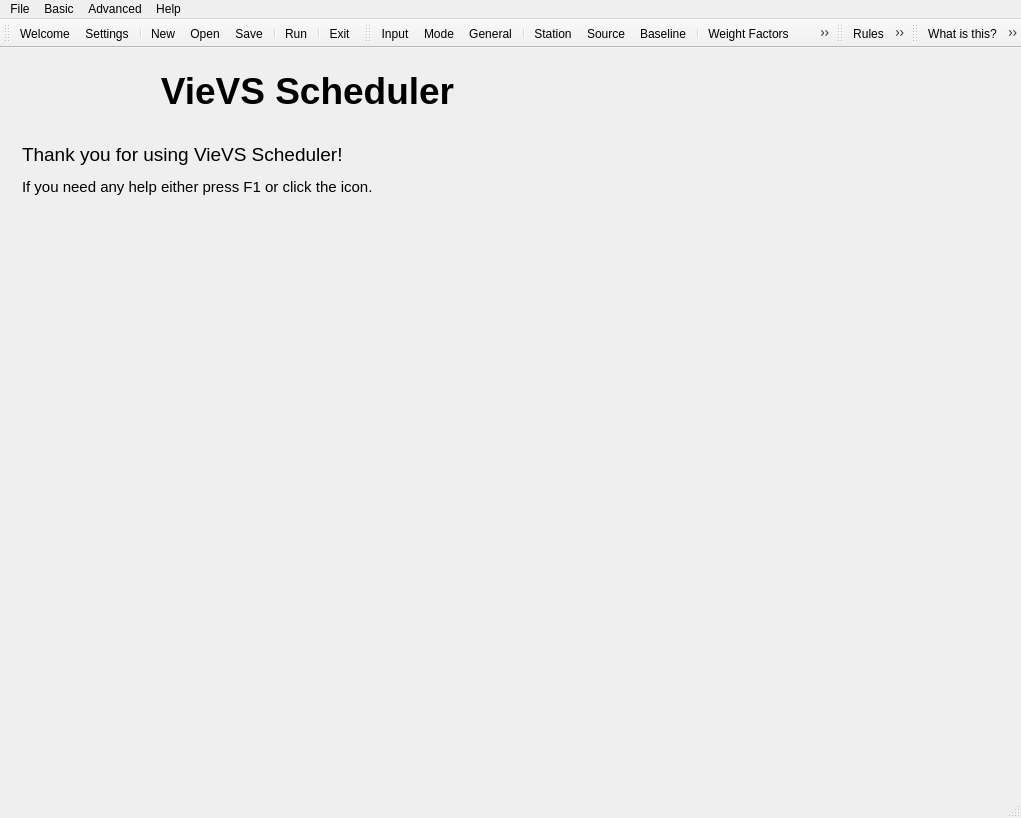
Above: mainwindow.ui from TUW-VieVS/VieSchedpp before the change. Below: the same form after it.
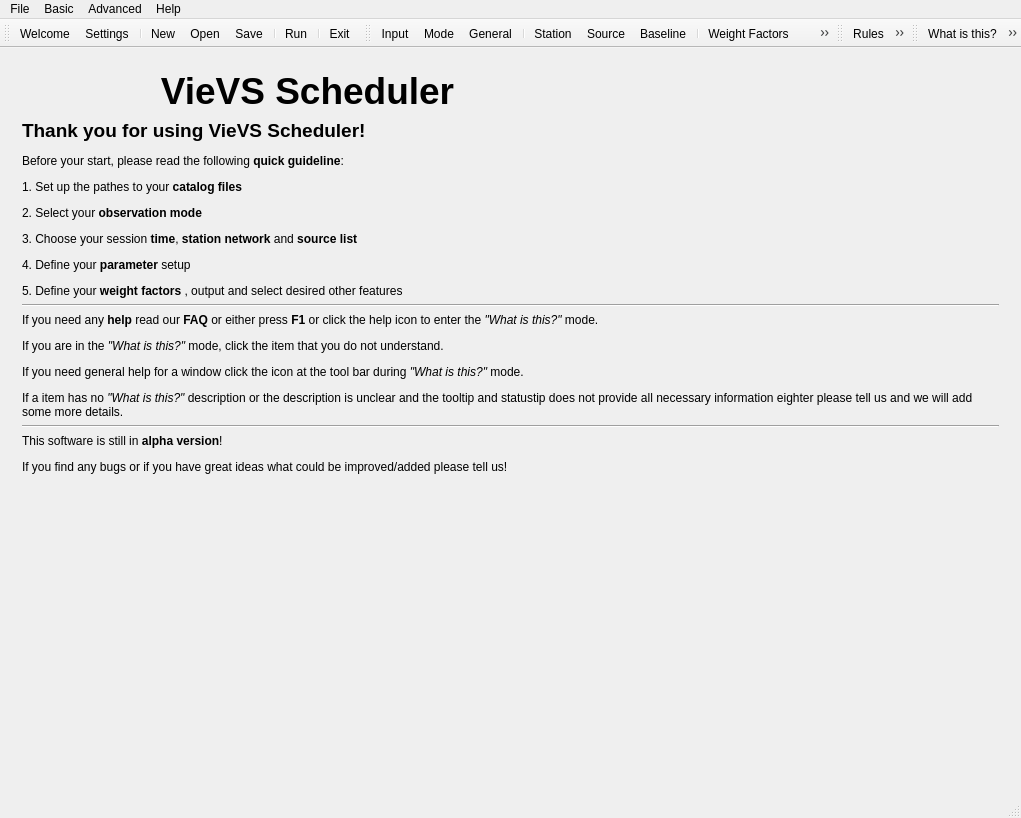
That is the form after the change. The open tabs and pages were chosen to show the change. Icons and pictures are not drawn.

Commit message:
save and load for modes entered
main window guidline added

What changed in the file:
```diff
--- a/mainwindow.ui
+++ b/mainwindow.ui
@@ -21,10 +21,7 @@
        <number>3</number>
       </property>
       <widget class="QWidget" name="welcome">
-       <layout class="QVBoxLayout" name="verticalLayout" stretch="0,1">
-        <property name="spacing">
-         <number>30</number>
-        </property>
+       <layout class="QVBoxLayout" name="verticalLayout_45">
         <item>
          <layout class="QHBoxLayout" name="horizontalLayout_9">
           <item>
@@ -56,14 +53,72 @@
          </layout>
         </item>
         <item>
-         <widget class="QLabel" name="label_12">
-          <property name="text">
-           <string>&lt;html&gt;&lt;head/&gt;&lt;body&gt;&lt;p&gt;&lt;span style=&quot; font-size:14pt;&quot;&gt;Thank you for using VieVS Scheduler!&lt;/span&gt;&lt;/p&gt;&lt;p&gt;&lt;span style=&quot; font-size:11pt;&quot;&gt;If you need any help either press F1 or click the&lt;/span&gt;&lt;img src=&quot;:/icons/icons/help.png&quot; height=&quot;30&quot; width=&quot;30&quot;/&gt;&lt;span style=&quot; font-size:11pt;&quot;&gt; icon. &lt;/span&gt;&lt;/p&gt;&lt;/body&gt;&lt;/html&gt;</string>
+         <layout class="QHBoxLayout" name="horizontalLayout_26">
+          <item>
+           <layout class="QVBoxLayout" name="verticalLayout">
+            <item>
+             <widget class="QLabel" name="label_12">
+              <property name="text">
+               <string>&lt;html&gt;&lt;head/&gt;&lt;body&gt;&lt;p&gt;&lt;span style=&quot; font-size:14pt; font-weight:600;&quot;&gt;Thank you for using VieVS Scheduler!&lt;/span&gt;&lt;/p&gt;&lt;p&gt;Before your start, please read the following &lt;span style=&quot; font-weight:600;&quot;&gt;quick guideline&lt;/span&gt;: &lt;/p&gt;&lt;p&gt;1. Set up the pathes to your &lt;span style=&quot; font-weight:600;&quot;&gt;catalog files &lt;/span&gt;&lt;img src=&quot;:/icons/icons/document-import-2.png&quot; width=&quot;30&quot; height=&quot;30&quot;/&gt;&lt;/p&gt;&lt;p&gt;2. Select your &lt;span style=&quot; font-weight:600;&quot;&gt;observation mode &lt;/span&gt;&lt;img src=&quot;:/icons/icons/drive-harddisk-3.png&quot; width=&quot;30&quot; height=&quot;30&quot;/&gt;&lt;/p&gt;&lt;p&gt;3. Choose your session &lt;span style=&quot; font-weight:600;&quot;&gt;time&lt;/span&gt;, &lt;span style=&quot; font-weight:600;&quot;&gt;station network&lt;/span&gt; and &lt;span style=&quot; font-weight:600;&quot;&gt;source list &lt;/span&gt;&lt;img src=&quot;:/icons/icons/applications-internet-2.png&quot; width=&quot;30&quot; height=&quot;30&quot;/&gt;&lt;/p&gt;&lt;p&gt;4. Define your &lt;span style=&quot; font-weight:600;&quot;&gt;parameter&lt;/span&gt; setup &lt;img src=&quot;:/icons/icons/station_p.png&quot; width=&quot;30&quot; height=&quot;30&quot;/&gt;&lt;img src=&quot;:/icons/icons/source_p.png&quot; width=&quot;30&quot; height=&quot;30&quot;/&gt;&lt;img src=&quot;:/icons/icons/baseline_p.png&quot; width=&quot;30&quot; height=&quot;30&quot;/&gt;&lt;/p&gt;&lt;p&gt;5. Define your &lt;span style=&quot; font-weight:600;&quot;&gt;weight factors &lt;/span&gt;&lt;img src=&quot;:/icons/icons/weight.png&quot; width=&quot;30&quot; height=&quot;30&quot;/&gt;, output &lt;img src=&quot;:/icons/icons/document-export-4.png&quot; width=&quot;30&quot; height=&quot;30&quot;/&gt; and select desired other features&lt;/p&gt;&lt;/body&gt;&lt;/html&gt;</string>
+              </property>
+              <property name="alignment">
+               <set>Qt::AlignLeading|Qt::AlignLeft|Qt::AlignTop</set>
+              </property>
+              <property name="wordWrap">
+               <bool>true</bool>
+              </property>
+             </widget>
+            </item>
+            <item>
+             <widget class="Line" name="line">
+              <property name="orientation">
+               <enum>Qt::Horizontal</enum>
+              </property>
+             </widget>
+            </item>
+            <item>
+             <widget class="QLabel" name="label_27">
+              <property name="text">
+               <string>&lt;html&gt;&lt;head/&gt;&lt;body&gt;&lt;p&gt;If you need any &lt;span style=&quot; font-weight:600;&quot;&gt;help&lt;/span&gt; read our &lt;span style=&quot; font-weight:600;&quot;&gt;FAQ&lt;/span&gt; or either press &lt;span style=&quot; font-weight:600;&quot;&gt;F1&lt;/span&gt; or click the help icon &lt;img src=&quot;:/icons/icons/help.png&quot; width=&quot;30&quot; height=&quot;30&quot;/&gt; to enter the &lt;span style=&quot; font-style:italic;&quot;&gt;&amp;quot;What is this?&amp;quot;&lt;/span&gt; mode. &lt;/p&gt;&lt;p&gt;If you are in the &lt;span style=&quot; font-style:italic;&quot;&gt;&amp;quot;What is this?&amp;quot;&lt;/span&gt; mode, click the item that you do not understand. &lt;/p&gt;&lt;p&gt;If you need general help for a window click the icon at the tool bar during &lt;span style=&quot; font-style:italic;&quot;&gt;&amp;quot;What is this?&amp;quot;&lt;/span&gt; mode.&lt;/p&gt;&lt;p&gt;If a item has no &lt;span style=&quot; font-style:italic;&quot;&gt;&amp;quot;What is this?&amp;quot;&lt;/span&gt; description or the description is unclear and the tooltip and statustip does not provide all necessary information eighter please tell us and we will add some more details. &lt;/p&gt;&lt;/body&gt;&lt;/html&gt;</string>
+              </property>
+              <property name="wordWrap">
+               <bool>true</bool>
+              </property>
+             </widget>
+            </item>
+            <item>
+             <widget class="Line" name="line_2">
+              <property name="orientation">
+               <enum>Qt::Horizontal</enum>
+              </property>
+             </widget>
+            </item>
+            <item>
+             <widget class="QLabel" name="label_38">
+              <property name="text">
+               <string>&lt;html&gt;&lt;head/&gt;&lt;body&gt;&lt;p&gt;This software is still in &lt;span style=&quot; font-weight:600;&quot;&gt;alpha version&lt;/span&gt;! &lt;/p&gt;&lt;p&gt;If you find any bugs or if you have great ideas what could be improved/added please tell us!&lt;/p&gt;&lt;/body&gt;&lt;/html&gt;</string>
+              </property>
+              <property name="wordWrap">
+               <bool>true</bool>
+              </property>
+             </widget>
+            </item>
+           </layout>
+          </item>
+         </layout>
+        </item>
+        <item>
+         <spacer name="verticalSpacer_10">
+          <property name="orientation">
+           <enum>Qt::Vertical</enum>
           </property>
-          <property name="alignment">
-           <set>Qt::AlignLeading|Qt::AlignLeft|Qt::AlignTop</set>
+          <property name="sizeHint" stdset="0">
+           <size>
+            <width>20</width>
+            <height>40</height>
+           </size>
           </property>
-         </widget>
+         </spacer>
         </item>
        </layout>
       </widget>
```
Left out of the diff: 15 changed lines with no effect on the pictures. The commit also changes 9 other files.
